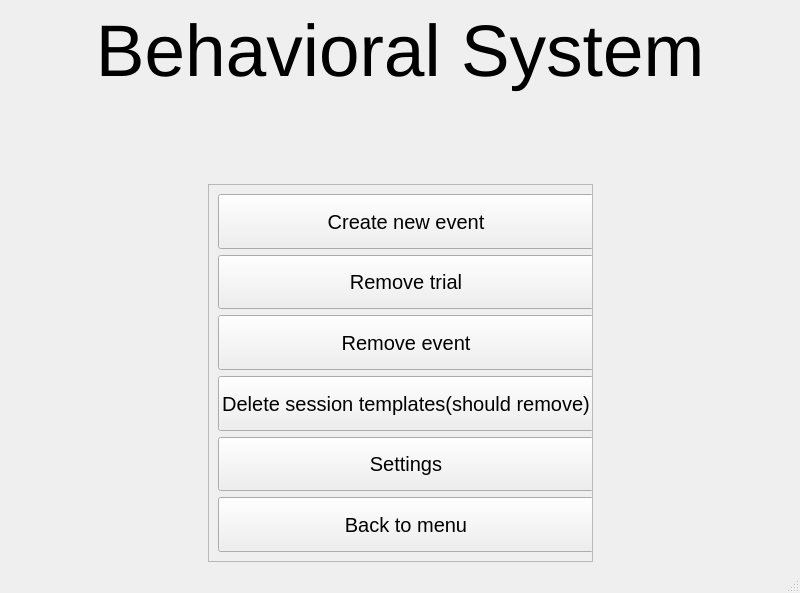
Qt form UI/system_main_plus.ui (KehatSudri/Behavior_System2.0) before a commit.
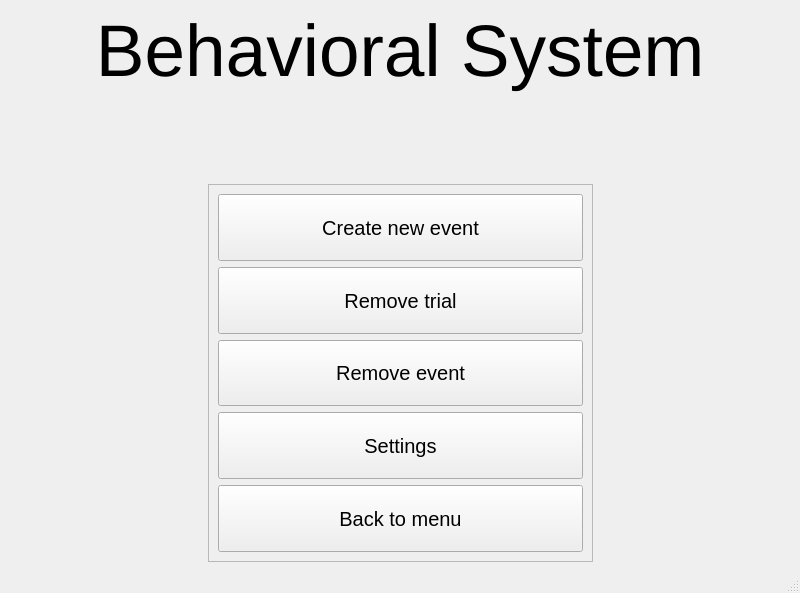
The same form after that commit.

Patch:
```diff
--- a/UI/system_main_plus.ui
+++ b/UI/system_main_plus.ui
@@ -41,7 +41,7 @@
           <rect>
            <x>0</x>
            <y>0</y>
-           <width>388</width>
+           <width>382</width>
            <height>377</height>
           </rect>
          </property>
@@ -95,24 +95,6 @@
             </property>
            </widget>
           </item>
-          <item>
-           <widget class="QPushButton" name="delete_templates_pushButton">
-            <property name="sizePolicy">
-             <sizepolicy hsizetype="Expanding" vsizetype="Expanding">
-              <horstretch>0</horstretch>
-              <verstretch>0</verstretch>
-             </sizepolicy>
-            </property>
-            <property name="font">
-             <font>
-              <family>Arial</family>
-             </font>
-            </property>
-            <property name="text">
-             <string>Delete session templates(should remove)</string>
-            </property>
-           </widget>
-          </item>
           <item>
            <widget class="QPushButton" name="settings_pushButton">
             <property name="sizePolicy">
```
